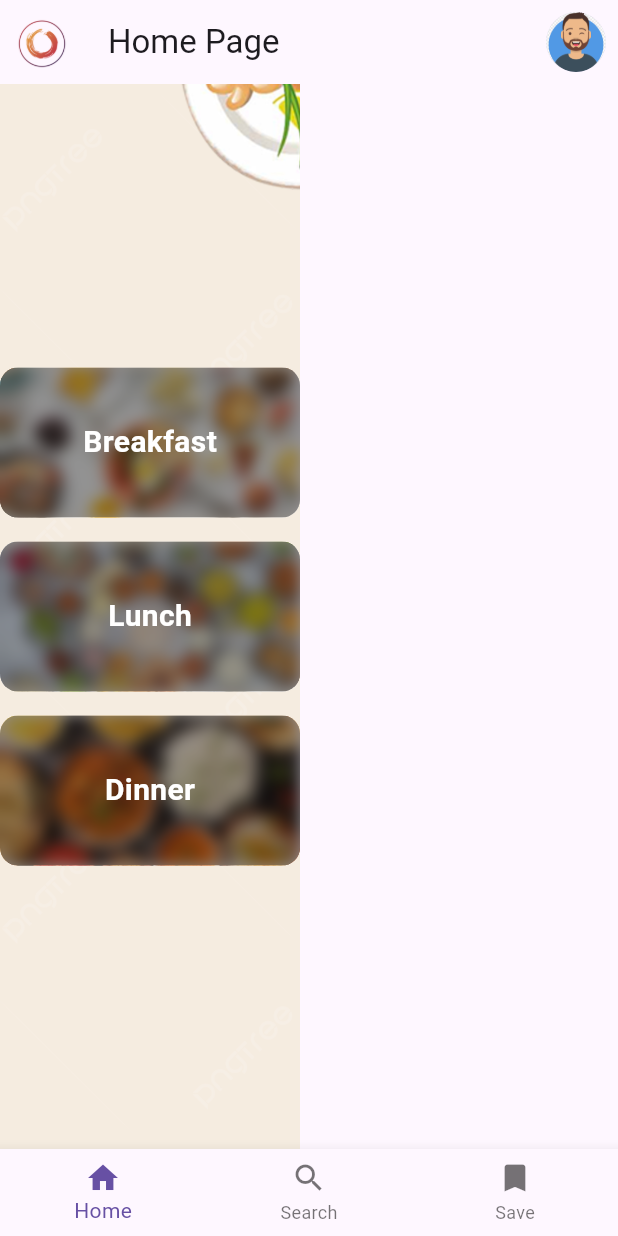
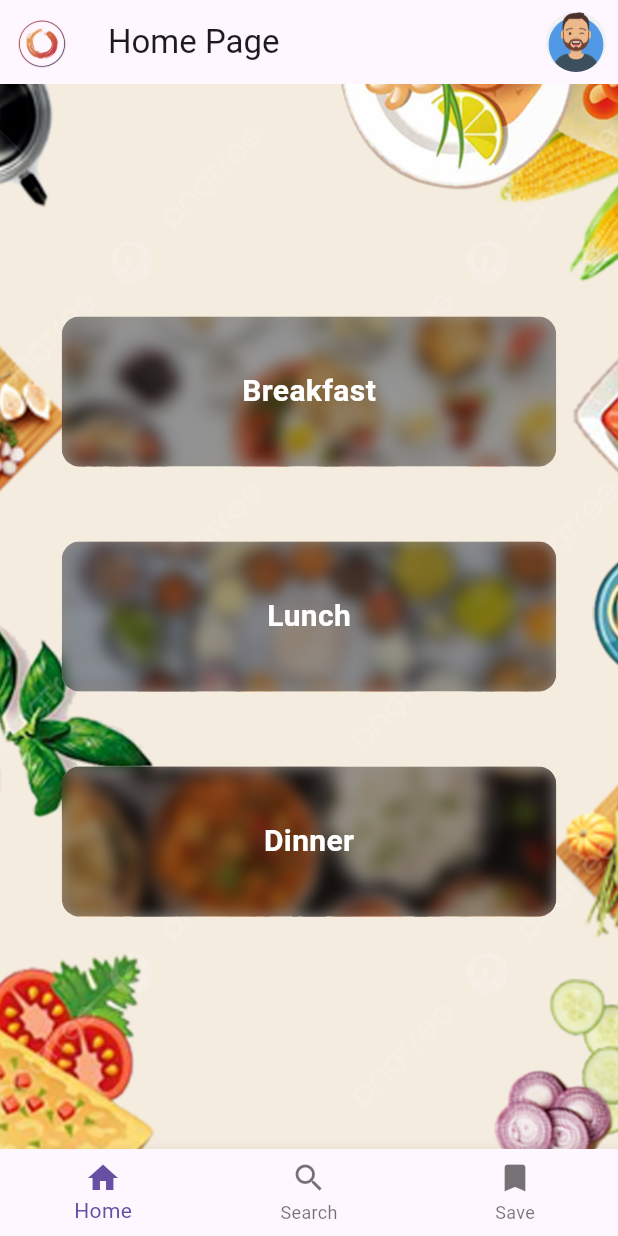
Before and after one commit to tiirth22/FlavorSphere, a Flutter app: the HomePage screen opened directly, on a phone screen of 412 x 824 dp. Run offline on Flutter 3.47's test engine with Material 3 defaults, Android fonts, the light colour scheme and no system bars.

Commit message:
home_page added

```diff
--- a/lib/home_page.dart
+++ b/lib/home_page.dart
@@ -30,7 +30,8 @@ class HomePage extends StatelessWidget {
             ),
           ),
           // Main content
-          Column(
+          Center(
+            child: Column(
               mainAxisAlignment: MainAxisAlignment.center,
               children: [
                 // Breakfast button with blurred image
@@ -41,7 +42,7 @@ class HomePage extends StatelessWidget {
                     // Handle Breakfast button tap
                   },
                 ),
-              SizedBox(height: 16),
+                SizedBox(height: 50),
                 // Lunch button with blurred image
                 BlurredButton(
                   imagePath: 'assets/images/lunch.jpeg',
@@ -50,7 +51,7 @@ class HomePage extends StatelessWidget {
                     // Handle Lunch button tap
                   },
                 ),
-              SizedBox(height: 16),
+                SizedBox(height: 50),
                 // Dinner button with blurred image
                 BlurredButton(
                   imagePath: 'assets/images/dinner.jpg',
@@ -60,6 +61,7 @@ class HomePage extends StatelessWidget {
                   },
                 ),
               ],
+            ),
           ),
         ],
       ),
@@ -107,7 +109,7 @@ class BlurredButton extends StatelessWidget {
             borderRadius: BorderRadius.circular(12.0),
             child: Image.asset(
               imagePath,
-              width: 200,
+              width: MediaQuery.of(context).size.width * 0.8, // Adjust width to fit the screen
               height: 100,
               fit: BoxFit.cover,
             ),
@@ -118,7 +120,7 @@ class BlurredButton extends StatelessWidget {
             child: BackdropFilter(
               filter: ImageFilter.blur(sigmaX: 5.0, sigmaY: 5.0),
               child: Container(
-                width: 200,
+                width: MediaQuery.of(context).size.width * 0.8, // Adjust width to fit the screen
                 height: 100,
                 color: Colors.black.withOpacity(0.4), // 40% blur effect
                 alignment: Alignment.center,
```
Lines whose indentation alone changed are shown as unchanged.
